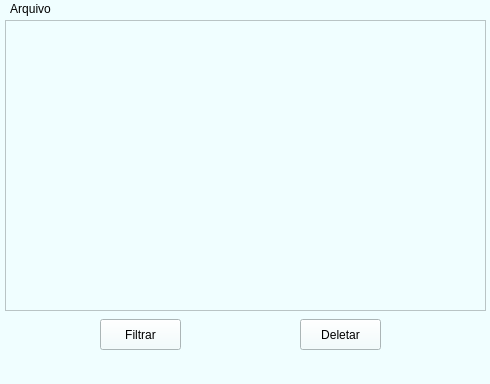
First picture: the form in Tabela.ui, repository bruno41bruno/InterfaceMySql, before the edit.
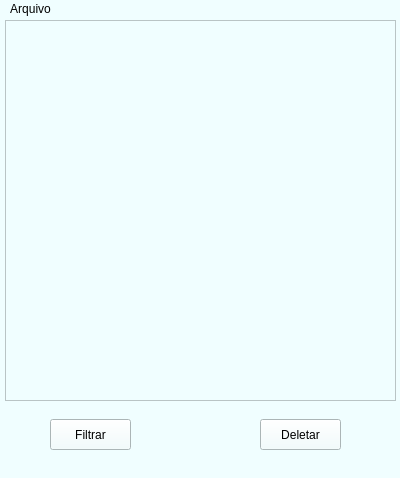
Second picture: the form after the edit.

```diff
--- a/Tabela.ui
+++ b/Tabela.ui
@@ -6,8 +6,8 @@
    <rect>
     <x>0</x>
     <y>0</y>
-    <width>490</width>
-    <height>384</height>
+    <width>400</width>
+    <height>478</height>
    </rect>
   </property>
   <property name="windowTitle">
@@ -23,16 +23,16 @@
      <rect>
       <x>5</x>
       <y>1</y>
-      <width>481</width>
-      <height>291</height>
+      <width>391</width>
+      <height>381</height>
      </rect>
     </property>
    </widget>
    <widget class="QPushButton" name="delete_t">
     <property name="geometry">
      <rect>
-      <x>300</x>
-      <y>300</y>
+      <x>260</x>
+      <y>400</y>
       <width>81</width>
       <height>31</height>
      </rect>
@@ -44,8 +44,8 @@
    <widget class="QPushButton" name="filtrar_t">
     <property name="geometry">
      <rect>
-      <x>100</x>
-      <y>300</y>
+      <x>50</x>
+      <y>400</y>
       <width>81</width>
       <height>31</height>
      </rect>
@@ -60,7 +60,7 @@
     <rect>
      <x>0</x>
      <y>0</y>
-     <width>490</width>
+     <width>400</width>
      <height>21</height>
     </rect>
    </property>
```
Left out of the diff: 4 changed lines with no effect on the pictures.
